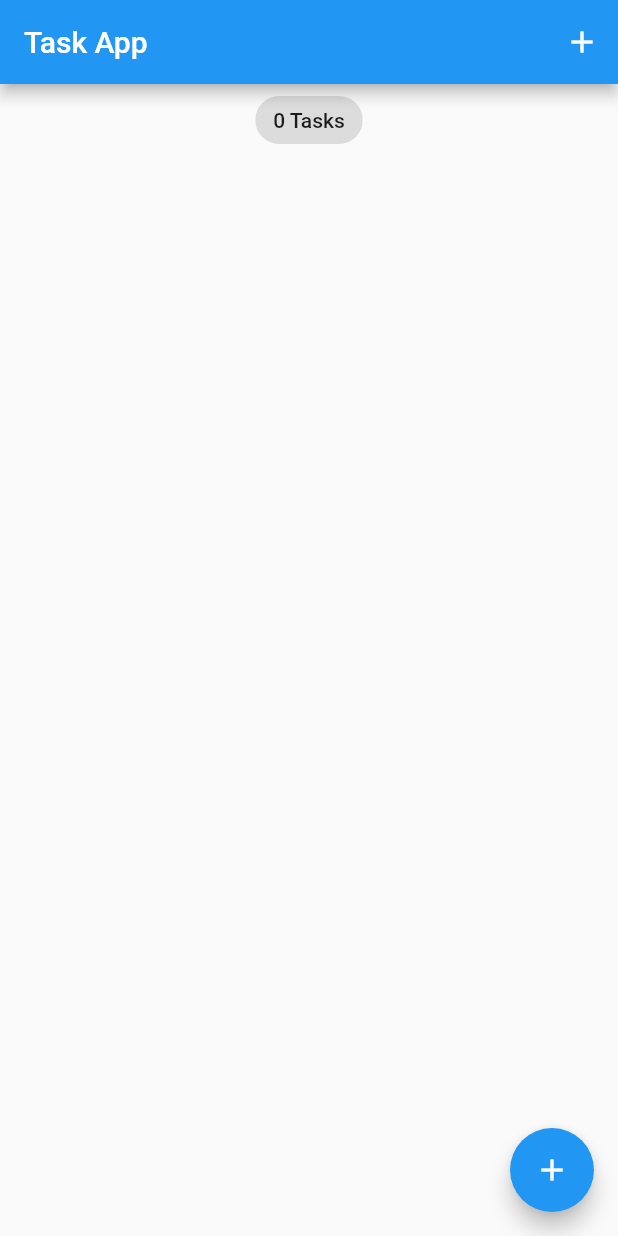
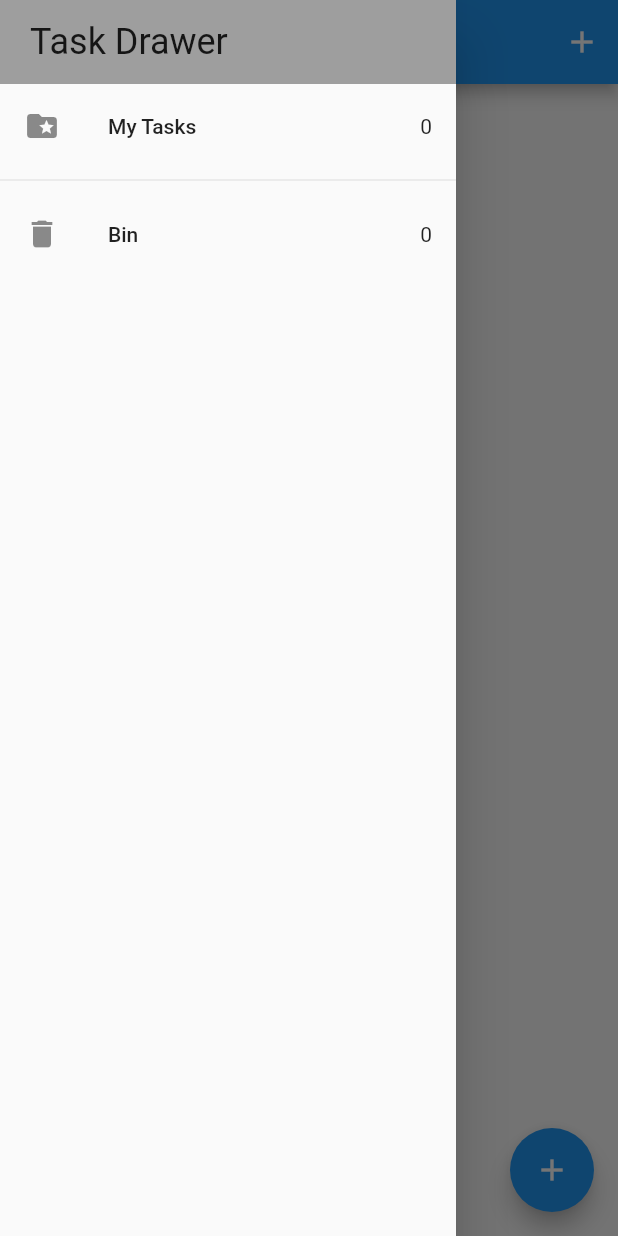
Before and after one commit to esteban-vm/task_app, a Flutter app: the screen it shows after launch, with the side drawer open (before the commit the screen has no drawer), on a phone screen of 412 x 824 dp. Run offline on Flutter 3.47's test engine with Material 2 defaults, Android fonts, the phone set to English and light mode, and no system bars; our stand-ins replace equatable, flutter_bloc, hydrated_bloc.

Commit message:
added recycle bin and drawer

```diff
--- a/lib/main.dart
+++ b/lib/main.dart
@@ -1,7 +1,7 @@
 import 'package:flutter/material.dart';
 import 'package:path_provider/path_provider.dart';
 import 'package:task_app/blocs/bloc_exports.dart';
-import 'package:task_app/pages/home_page.dart';
+import 'package:task_app/screens/home_screen.dart';
 
 Future<void> main() async {
   WidgetsFlutterBinding.ensureInitialized();
@@ -20,7 +20,7 @@ class TaskApp extends StatelessWidget {
       create: (_) => TaskBloc(),
       child: MaterialApp(
         title: 'Task App',
-        home: const HomePage(),
+        home: const HomeScreen(),
         debugShowCheckedModeBanner: false,
         theme: ThemeData(primarySwatch: Colors.blue),
       ),
--- /dev/null
+++ b/lib/screens/drawer_screen.dart
@@ -0,0 +1,40 @@
+import 'package:flutter/material.dart';
+
+class DrawerScreen extends StatelessWidget {
+  const DrawerScreen({super.key});
+
+  @override
+  Widget build(context) {
+    return SafeArea(
+      child: Drawer(
+        child: Column(
+          children: [
+            Container(
+              color: Colors.grey,
+              width: double.infinity,
+              padding: const EdgeInsets.symmetric(
+                vertical: 14.0,
+                horizontal: 20.0,
+              ),
+              child: Text(
+                'Task Drawer',
+                style: Theme.of(context).textTheme.headlineSmall,
+              ),
+            ),
+            const ListTile(
+              trailing: Text('0'),
+              title: Text('My Tasks'),
+              leading: Icon(Icons.folder_special),
+            ),
+            const Divider(),
+            const ListTile(
+              trailing: Text('0'),
+              title: Text('Bin'),
+              leading: Icon(Icons.delete),
+            ),
+          ],
+        ),
+      ),
+    );
+  }
+}
--- a/lib/pages/home_page.dart
+++ b/lib/screens/home_screen.dart
@@ -1,11 +1,12 @@
 import 'package:flutter/material.dart';
 import 'package:task_app/blocs/bloc_exports.dart';
 import 'package:task_app/models/task.dart';
-import 'package:task_app/pages/add_task_page.dart';
+import 'package:task_app/screens/add_task_screen.dart';
+import 'package:task_app/screens/drawer_screen.dart';
 import 'package:task_app/widgets/task_list.dart';
 
-class HomePage extends StatelessWidget {
-  const HomePage({super.key});
+class HomeScreen extends StatelessWidget {
+  const HomeScreen({super.key});
 
   @override
   Widget build(context) {
@@ -17,11 +18,12 @@ class HomePage extends StatelessWidget {
             title: const Text('Task App'),
             actions: <Widget>[
               IconButton(
-                onPressed: () => _addTask(context),
                 icon: const Icon(Icons.add),
+                onPressed: () => _showModal(context),
               ),
             ],
           ),
+          drawer: const DrawerScreen(),
           body: SafeArea(
             child: Column(
               children: <Widget>[
@@ -37,17 +39,17 @@ class HomePage extends StatelessWidget {
           floatingActionButton: FloatingActionButton(
             tooltip: 'Add task',
             child: const Icon(Icons.add),
-            onPressed: () => _addTask(context),
+            onPressed: () => _showModal(context),
           ),
         );
       },
     );
   }
 
-  void _addTask(BuildContext context) {
+  void _showModal(BuildContext context) {
     showModalBottomSheet(
       context: context,
-      builder: (_) => const SingleChildScrollView(child: AddTaskPage()),
+      builder: (_) => const SingleChildScrollView(child: AddTaskScreen()),
     );
   }
 }
```
Also changed, not shown: lib/screens/add_task_screen.dart (renamed from lib/pages/add_task_page.dart, +4 -4 lines), lib/screens/recycle_bin_screen.dart (added, +35 -0 lines).
